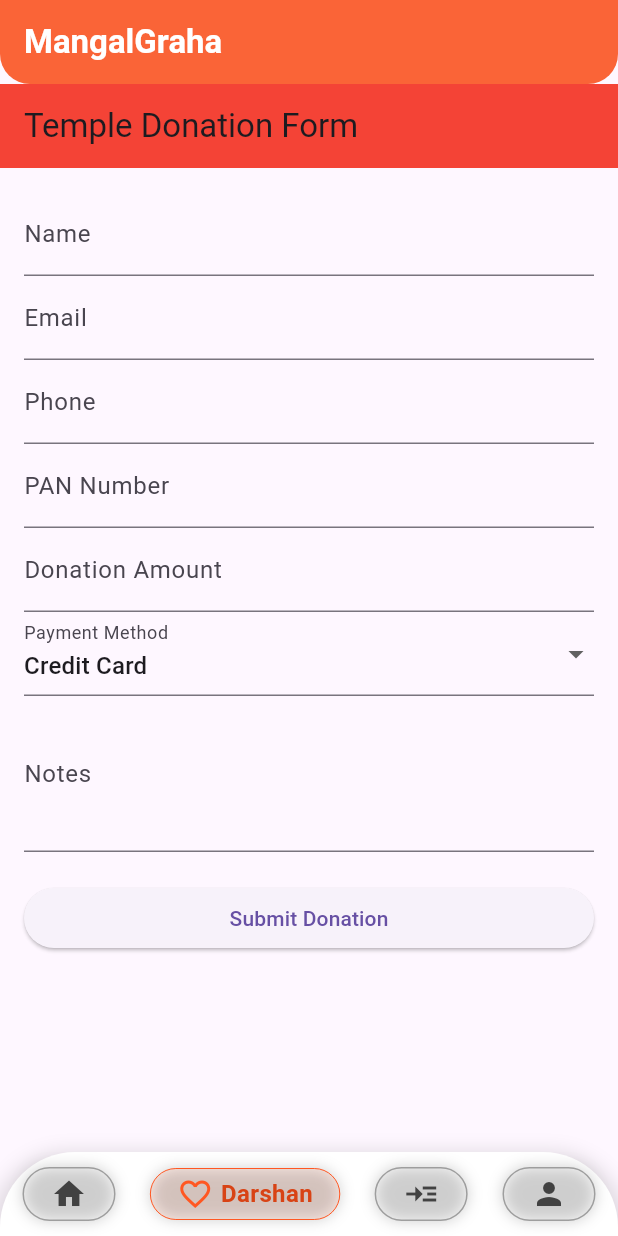
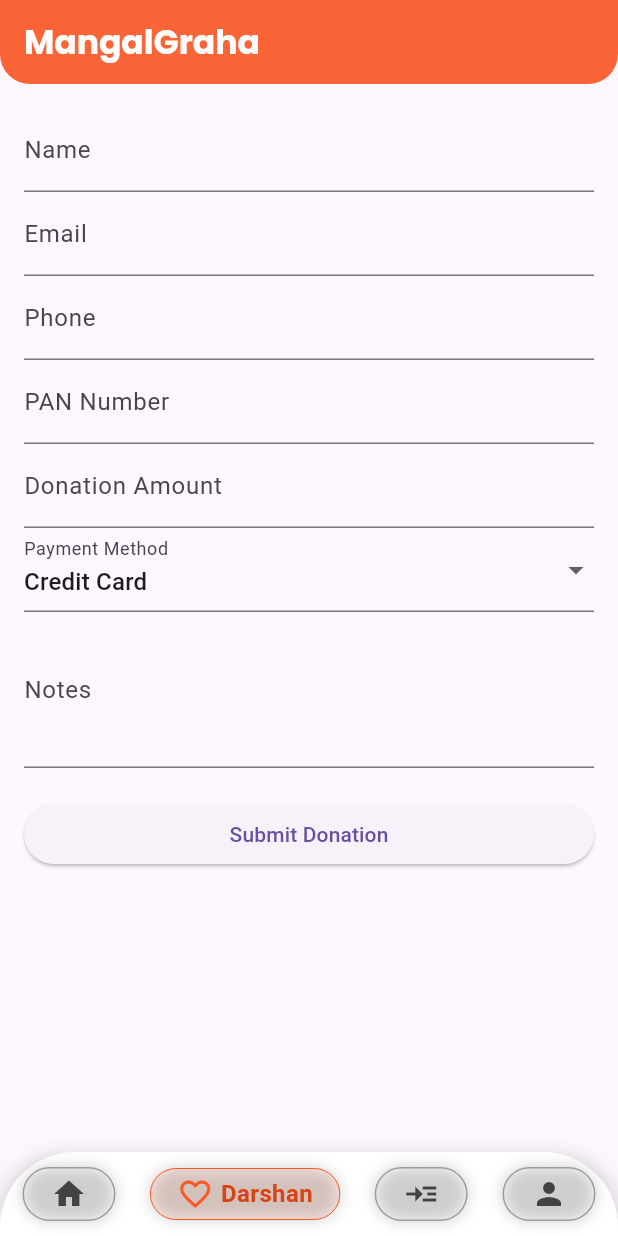
Before and after one commit to ishansasane/MangalGraha, a Flutter app: the screen it shows after launch, item 2 of the bottom bar chosen, on a phone screen of 412 x 824 dp. Run offline on Flutter 3.47's test engine with Material 3 defaults, Android fonts, the phone set to English and light mode, and no system bars; drawn by our look-alikes of google_nav_bar; our stand-ins replace carousel_slider, google_fonts; network calls fail.

Commit message:
Papa Commit

```diff
--- a/lib/NavigationPage.dart
+++ b/lib/NavigationPage.dart
@@ -1,4 +1,5 @@
 import 'package:flutter/material.dart';
+import 'package:google_fonts/google_fonts.dart';
 import 'package:google_nav_bar/google_nav_bar.dart';
 import 'package:mangal_graha/homepage.dart';
 import 'package:mangal_graha/profilepage.dart';
@@ -41,8 +42,10 @@ class _NavigationPageState extends State<NavigationPage> {
           child: AppBar(
             title: Text(
               'MangalGraha',
-              style:
-                  TextStyle(color: Colors.white, fontWeight: FontWeight.bold),
+              style: GoogleFonts.poppins(
+                color: Colors.white,
+                fontWeight: FontWeight.bold,
+              ),
             ),
             automaticallyImplyLeading: false, // Prevents the back button
             backgroundColor:
--- a/lib/homepage.dart
+++ b/lib/homepage.dart
@@ -103,7 +103,7 @@ class _HomepageState extends State<Homepage> {
                 style: TextStyle(
                   fontSize: 24,
                   fontWeight: FontWeight.bold,
-                  color: Colors.black87,
+                  color: Colors.black38,
                 ),
               ),
             ),
--- a/lib/shoppage.dart
+++ b/lib/shoppage.dart
@@ -28,10 +28,6 @@ class _DonationPageState extends State<DonationPage> {
   @override
   Widget build(BuildContext context) {
     return Scaffold(
-      appBar: AppBar(
-        title: Text('Temple Donation Form'),
-        backgroundColor: Colors.red,
-      ),
       body: Padding(
         padding: const EdgeInsets.all(16.0),
         child: Form(
--- a/pubspec.yaml
+++ b/pubspec.yaml
@@ -39,6 +39,7 @@ dependencies:
   line_icons: ^2.0.2
   carousel_slider: ^4.2.1
   youtube_player_flutter: ^8.0.0
+  google_fonts: ^6.2.1
 
 
 
```
Also changed, not shown: pubspec.lock, 1 other file.
